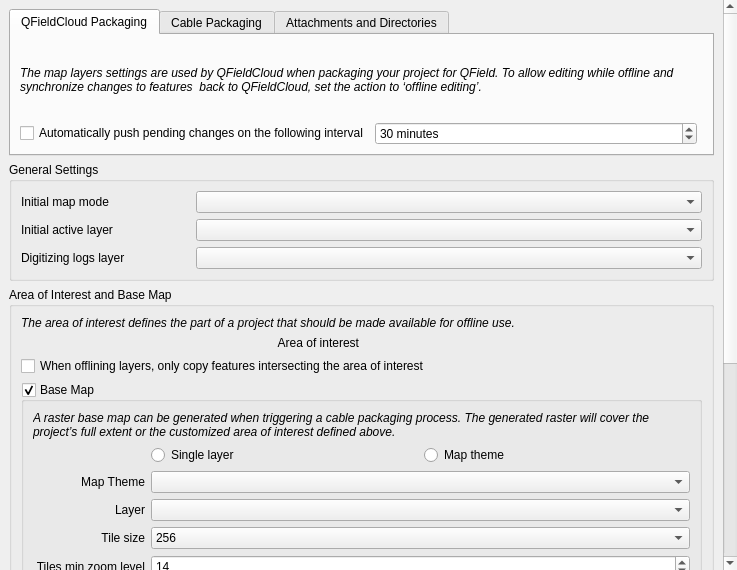
First picture: the form in qfieldsync/ui/project_configuration_widget.ui, repository opengisch/qfieldsync, before the edit.
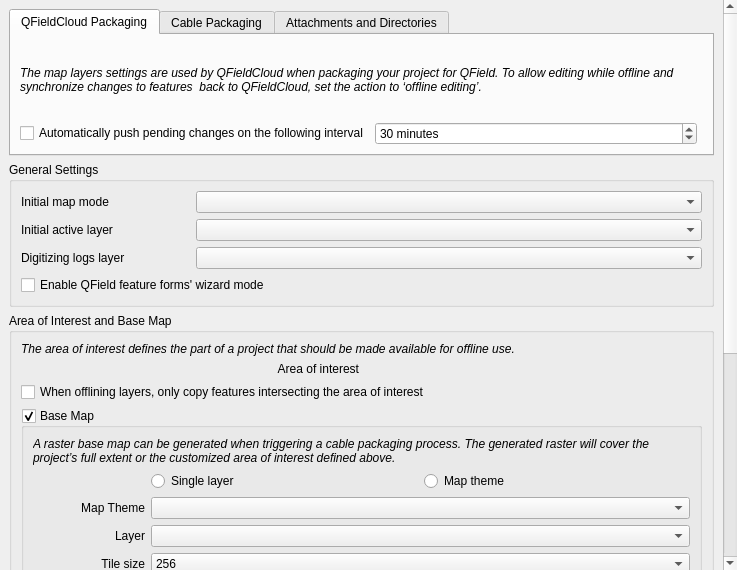
Second picture: the form after the edit. Custom widgets are drawn as their Qt base class.

Commit message: Add a feature form wizard mode enabled checkbox in the QFeld project properties panel

What changed in the file:
```diff
--- a/qfieldsync/ui/project_configuration_widget.ui
+++ b/qfieldsync/ui/project_configuration_widget.ui
@@ -268,6 +268,16 @@
           <item row="2" column="1">
            <widget class="QgsMapLayerComboBox" name="digitizingLogsLayerComboBox"/>
           </item>
+          <item row="3" column="0" colspan="2">
+           <widget class="QCheckBox" name="featureFormWizardModeCheckBox">
+            <property name="text">
+             <string>Enable QField feature forms' wizard mode</string>
+            </property>
+            <property name="toolTip">
+             <string>When enabled, QField will display root tabs of a given feature form as a series of pages. This provides users with a linear journey, with constraints guiding the process along.</string>
+            </property>
+           </widget>
+          </item>
          </layout>
         </widget>
        </item>
```
The commit also changes 1 other file.
